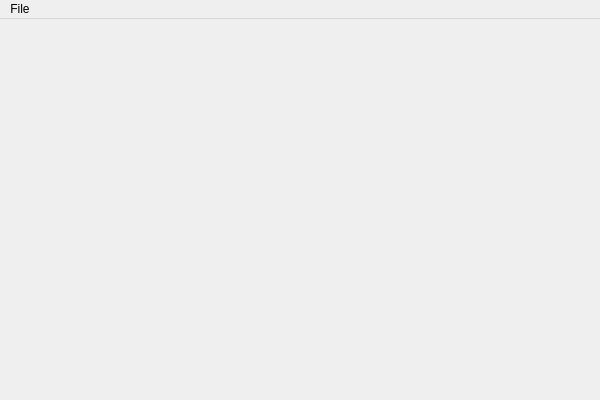
Before: the Qt Designer form HDR Auto/hdrauto.ui in Darkgrouptw/HDR-Auto, drawn with Qt 5.
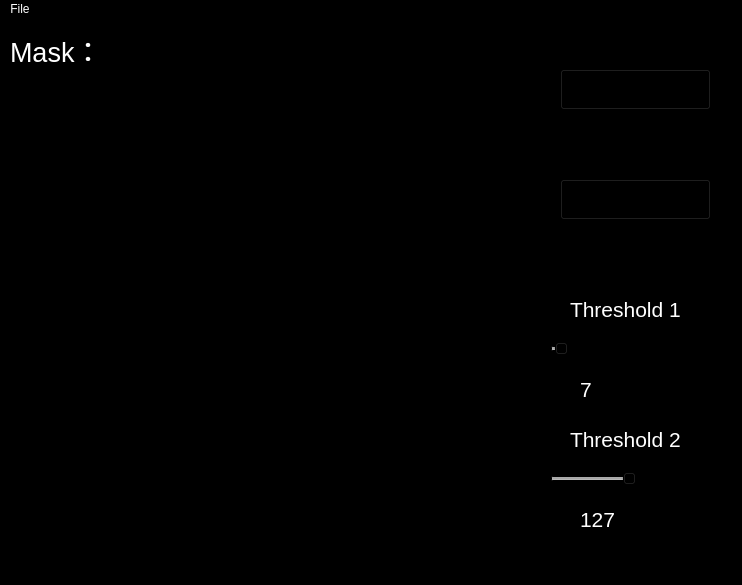
After: the same form once the commit is applied.

Diff of the .ui file:
```diff
--- a/HDR Auto/hdrauto.ui
+++ b/HDR Auto/hdrauto.ui
@@ -6,20 +6,620 @@
    <rect>
     <x>0</x>
     <y>0</y>
-    <width>600</width>
-    <height>400</height>
+    <width>742</width>
+    <height>585</height>
    </rect>
   </property>
+  <property name="palette">
+   <palette>
+    <active>
+     <colorrole role="WindowText">
+      <brush brushstyle="SolidPattern">
+       <color alpha="255">
+        <red>255</red>
+        <green>255</green>
+        <blue>255</blue>
+       </color>
+      </brush>
+     </colorrole>
+     <colorrole role="Button">
+      <brush brushstyle="SolidPattern">
+       <color alpha="255">
+        <red>0</red>
+        <green>0</green>
+        <blue>0</blue>
+       </color>
+      </brush>
+     </colorrole>
+     <colorrole role="Light">
+      <brush brushstyle="SolidPattern">
+       <color alpha="255">
+        <red>0</red>
+        <green>0</green>
+        <blue>0</blue>
+       </color>
+      </brush>
+     </colorrole>
+     <colorrole role="Midlight">
+      <brush brushstyle="SolidPattern">
+       <color alpha="255">
+        <red>0</red>
+        <green>0</green>
+        <blue>0</blue>
+       </color>
+      </brush>
+     </colorrole>
+     <colorrole role="Dark">
+      <brush brushstyle="SolidPattern">
+       <color alpha="255">
+        <red>0</red>
+        <green>0</green>
+        <blue>0</blue>
+       </color>
+      </brush>
+     </colorrole>
+     <colorrole role="Mid">
+      <brush brushstyle="SolidPattern">
+       <color alpha="255">
+        <red>0</red>
+        <green>0</green>
+        <blue>0</blue>
+       </color>
+      </brush>
+     </colorrole>
+     <colorrole role="Text">
+      <brush brushstyle="SolidPattern">
+       <color alpha="255">
+        <red>255</red>
+        <green>255</green>
+        <blue>255</blue>
+       </color>
+      </brush>
+     </colorrole>
+     <colorrole role="BrightText">
+      <brush brushstyle="SolidPattern">
+       <color alpha="255">
+        <red>255</red>
+        <green>255</green>
+        <blue>255</blue>
+       </color>
+      </brush>
+     </colorrole>
+     <colorrole role="ButtonText">
+      <brush brushstyle="SolidPattern">
+       <color alpha="255">
+        <red>255</red>
+        <green>255</green>
+        <blue>255</blue>
+       </color>
+      </brush>
+     </colorrole>
+     <colorrole role="Base">
+      <brush brushstyle="SolidPattern">
+       <color alpha="255">
+        <red>0</red>
+        <green>0</green>
+        <blue>0</blue>
+       </color>
+      </brush>
+     </colorrole>
+     <colorrole role="Window">
+      <brush brushstyle="SolidPattern">
+       <color alpha="255">
+        <red>0</red>
+        <green>0</green>
+        <blue>0</blue>
+       </color>
+      </brush>
+     </colorrole>
+     <colorrole role="Shadow">
+      <brush brushstyle="SolidPattern">
+       <color alpha="255">
+        <red>0</red>
+        <green>0</green>
+        <blue>0</blue>
+       </color>
+      </brush>
+     </colorrole>
+     <colorrole role="AlternateBase">
+      <brush brushstyle="SolidPattern">
+       <color alpha="255">
+        <red>0</red>
+        <green>0</green>
+        <blue>0</blue>
+       </color>
+      </brush>
+     </colorrole>
+     <colorrole role="ToolTipBase">
+      <brush brushstyle="SolidPattern">
+       <color alpha="255">
+        <red>255</red>
+        <green>255</green>
+        <blue>220</blue>
+       </color>
+      </brush>
+     </colorrole>
+     <colorrole role="ToolTipText">
+      <brush brushstyle="SolidPattern">
+       <color alpha="255">
+        <red>0</red>
+        <green>0</green>
+        <blue>0</blue>
+       </color>
+      </brush>
+     </colorrole>
+    </active>
+    <inactive>
+     <colorrole role="WindowText">
+      <brush brushstyle="SolidPattern">
+       <color alpha="255">
+        <red>255</red>
+        <green>255</green>
+        <blue>255</blue>
+       </color>
+      </brush>
+     </colorrole>
+     <colorrole role="Button">
+      <brush brushstyle="SolidPattern">
+       <color alpha="255">
+        <red>0</red>
+        <green>0</green>
+        <blue>0</blue>
+       </color>
+      </brush>
+     </colorrole>
+     <colorrole role="Light">
+      <brush brushstyle="SolidPattern">
+       <color alpha="255">
+        <red>0</red>
+        <green>0</green>
+        <blue>0</blue>
+       </color>
+      </brush>
+     </colorrole>
+     <colorrole role="Midlight">
+      <brush brushstyle="SolidPattern">
+       <color alpha="255">
+        <red>0</red>
+        <green>0</green>
+        <blue>0</blue>
+       </color>
+      </brush>
+     </colorrole>
+     <colorrole role="Dark">
+      <brush brushstyle="SolidPattern">
+       <color alpha="255">
+        <red>0</red>
+        <green>0</green>
+        <blue>0</blue>
+       </color>
+      </brush>
+     </colorrole>
+     <colorrole role="Mid">
+      <brush brushstyle="SolidPattern">
+       <color alpha="255">
+        <red>0</red>
+        <green>0</green>
+        <blue>0</blue>
+       </color>
+      </brush>
+     </colorrole>
+     <colorrole role="Text">
+      <brush brushstyle="SolidPattern">
+       <color alpha="255">
+        <red>255</red>
+        <green>255</green>
+        <blue>255</blue>
+       </color>
+      </brush>
+     </colorrole>
+     <colorrole role="BrightText">
+      <brush brushstyle="SolidPattern">
+       <color alpha="255">
+        <red>255</red>
+        <green>255</green>
+        <blue>255</blue>
+       </color>
+      </brush>
+     </colorrole>
+     <colorrole role="ButtonText">
+      <brush brushstyle="SolidPattern">
+       <color alpha="255">
+        <red>255</red>
+        <green>255</green>
+        <blue>255</blue>
+       </color>
+      </brush>
+     </colorrole>
+     <colorrole role="Base">
+      <brush brushstyle="SolidPattern">
+       <color alpha="255">
+        <red>0</red>
+        <green>0</green>
+        <blue>0</blue>
+       </color>
+      </brush>
+     </colorrole>
+     <colorrole role="Window">
+      <brush brushstyle="SolidPattern">
+       <color alpha="255">
+        <red>0</red>
+        <green>0</green>
+        <blue>0</blue>
+       </color>
+      </brush>
+     </colorrole>
+     <colorrole role="Shadow">
+      <brush brushstyle="SolidPattern">
+       <color alpha="255">
+        <red>0</red>
+        <green>0</green>
+        <blue>0</blue>
+       </color>
+      </brush>
+     </colorrole>
+     <colorrole role="AlternateBase">
+      <brush brushstyle="SolidPattern">
+       <color alpha="255">
+        <red>0</red>
+        <green>0</green>
+        <blue>0</blue>
+       </color>
+      </brush>
+     </colorrole>
+     <colorrole role="ToolTipBase">
+      <brush brushstyle="SolidPattern">
+       <color alpha="255">
+        <red>255</red>
+        <green>255</green>
+        <blue>220</blue>
+       </color>
+      </brush>
+     </colorrole>
+     <colorrole role="ToolTipText">
+      <brush brushstyle="SolidPattern">
+       <color alpha="255">
+        <red>0</red>
+        <green>0</green>
+        <blue>0</blue>
+       </color>
+      </brush>
+     </colorrole>
+    </inactive>
+    <disabled>
+     <colorrole role="WindowText">
+      <brush brushstyle="SolidPattern">
+       <color alpha="255">
+        <red>0</red>
+        <green>0</green>
+        <blue>0</blue>
+       </color>
+      </brush>
+     </colorrole>
+     <colorrole role="Button">
+      <brush brushstyle="SolidPattern">
+       <color alpha="255">
+        <red>0</red>
+        <green>0</green>
+        <blue>0</blue>
+       </color>
+      </brush>
+     </colorrole>
+     <colorrole role="Light">
+      <brush brushstyle="SolidPattern">
+       <color alpha="255">
+        <red>0</red>
+        <green>0</green>
+        <blue>0</blue>
+       </color>
+      </brush>
+     </colorrole>
+     <colorrole role="Midlight">
+      <brush brushstyle="SolidPattern">
+       <color alpha="255">
+        <red>0</red>
+        <green>0</green>
+        <blue>0</blue>
+       </color>
+      </brush>
+     </colorrole>
+     <colorrole role="Dark">
+      <brush brushstyle="SolidPattern">
+       <color alpha="255">
+        <red>0</red>
+        <green>0</green>
+        <blue>0</blue>
+       </color>
+      </brush>
+     </colorrole>
+     <colorrole role="Mid">
+      <brush brushstyle="SolidPattern">
+       <color alpha="255">
+        <red>0</red>
+        <green>0</green>
+        <blue>0</blue>
+       </color>
+      </brush>
+     </colorrole>
+     <colorrole role="Text">
+      <brush brushstyle="SolidPattern">
+       <color alpha="255">
+        <red>0</red>
+        <green>0</green>
+        <blue>0</blue>
+       </color>
+      </brush>
+     </colorrole>
+     <colorrole role="BrightText">
+      <brush brushstyle="SolidPattern">
+       <color alpha="255">
+        <red>255</red>
+        <green>255</green>
+        <blue>255</blue>
+       </color>
+      </brush>
+     </colorrole>
+     <colorrole role="ButtonText">
+      <brush brushstyle="SolidPattern">
+       <color alpha="255">
+        <red>0</red>
+        <green>0</green>
+        <blue>0</blue>
+       </color>
+      </brush>
+     </colorrole>
+     <colorrole role="Base">
+      <brush brushstyle="SolidPattern">
+       <color alpha="255">
+        <red>0</red>
+        <green>0</green>
+        <blue>0</blue>
+       </color>
+      </brush>
+     </colorrole>
+     <colorrole role="Window">
+      <brush brushstyle="SolidPattern">
+       <color alpha="255">
+        <red>0</red>
+        <green>0</green>
+        <blue>0</blue>
+       </color>
+      </brush>
+     </colorrole>
+     <colorrole role="Shadow">
+      <brush brushstyle="SolidPattern">
+       <color alpha="255">
+        <red>0</red>
+        <green>0</green>
+        <blue>0</blue>
+       </color>
+      </brush>
+     </colorrole>
+     <colorrole role="AlternateBase">
+      <brush brushstyle="SolidPattern">
+       <color alpha="255">
+        <red>0</red>
+        <green>0</green>
+        <blue>0</blue>
+       </color>
+      </brush>
+     </colorrole>
+     <colorrole role="ToolTipBase">
+      <brush brushstyle="SolidPattern">
+       <color alpha="255">
+        <red>255</red>
+        <green>255</green>
+        <blue>220</blue>
+       </color>
+      </brush>
+     </colorrole>
+     <colorrole role="ToolTipText">
+      <brush brushstyle="SolidPattern">
+       <color alpha="255">
+        <red>0</red>
+        <green>0</green>
+        <blue>0</blue>
+       </color>
+      </brush>
+     </colorrole>
+    </disabled>
+   </palette>
+  </property>
   <property name="windowTitle">
    <string>HDRAuto</string>
   </property>
-  <widget class="QWidget" name="centralWidget"/>
+  <widget class="QWidget" name="centralWidget">
+   <widget class="QLabel" name="MaskTitle">
+    <property name="geometry">
+     <rect>
+      <x>10</x>
+      <y>10</y>
+      <width>111</width>
+      <height>41</height>
+     </rect>
+    </property>
+    <property name="font">
+     <font>
+      <family>Arial</family>
+      <pointsize>20</pointsize>
+     </font>
+    </property>
+    <property name="text">
+     <string>Mask：</string>
+    </property>
+   </widget>
+   <widget class="QLabel" name="MaskPic">
+    <property name="geometry">
+     <rect>
+      <x>20</x>
+      <y>50</y>
+      <width>500</width>
+      <height>500</height>
+     </rect>
+    </property>
+    <property name="text">
+     <string/>
+    </property>
+   </widget>
+   <widget class="QPushButton" name="StartButton">
+    <property name="enabled">
+     <bool>false</bool>
+    </property>
+    <property name="geometry">
+     <rect>
+      <x>560</x>
+      <y>50</y>
+      <width>151</width>
+      <height>41</height>
+     </rect>
+    </property>
+    <property name="text">
+     <string>Start</string>
+    </property>
+   </widget>
+   <widget class="QPushButton" name="SetMask">
+    <property name="enabled">
+     <bool>false</bool>
+    </property>
+    <property name="geometry">
+     <rect>
+      <x>560</x>
+      <y>160</y>
+      <width>151</width>
+      <height>41</height>
+     </rect>
+    </property>
+    <property name="text">
+     <string>Set Mask</string>
+    </property>
+   </widget>
+   <widget class="QLabel" name="ThresholdTitle1">
+    <property name="geometry">
+     <rect>
+      <x>570</x>
+      <y>260</y>
+      <width>121</width>
+      <height>61</height>
+     </rect>
+    </property>
+    <property name="font">
+     <font>
+      <family>Arial</family>
+      <pointsize>16</pointsize>
+     </font>
+    </property>
+    <property name="text">
+     <string>Threshold 1</string>
+    </property>
+   </widget>
+   <widget class="QSlider" name="Slider1">
+    <property name="enabled">
+     <bool>false</bool>
+    </property>
+    <property name="geometry">
+     <rect>
+      <x>550</x>
+      <y>320</y>
+      <width>160</width>
+      <height>19</height>
+     </rect>
+    </property>
+    <property name="maximum">
+     <number>255</number>
+    </property>
+    <property name="value">
+     <number>7</number>
+    </property>
+    <property name="orientation">
+     <enum>Qt::Horizontal</enum>
+    </property>
+   </widget>
+   <widget class="QLabel" name="ThresholdText1">
+    <property name="geometry">
+     <rect>
+      <x>580</x>
+      <y>340</y>
+      <width>121</width>
+      <height>61</height>
+     </rect>
+    </property>
+    <property name="font">
+     <font>
+      <family>Arial</family>
+      <pointsize>16</pointsize>
+     </font>
+    </property>
+    <property name="text">
+     <string>7</string>
+    </property>
+   </widget>
+   <widget class="QSlider" name="Slider2">
+    <property name="enabled">
+     <bool>false</bool>
+    </property>
+    <property name="geometry">
+     <rect>
+      <x>550</x>
+      <y>450</y>
+      <width>160</width>
+      <height>19</height>
+     </rect>
+    </property>
+    <property name="maximum">
+     <number>255</number>
+    </property>
+    <property name="value">
+     <number>127</number>
+    </property>
+    <property name="orientation">
+     <enum>Qt::Horizontal</enum>
+    </property>
+   </widget>
+   <widget class="QLabel" name="ThresholdTitle2">
+    <property name="geometry">
+     <rect>
+      <x>570</x>
+      <y>390</y>
+      <width>121</width>
+      <height>61</height>
+     </rect>
+    </property>
+    <property name="font">
+     <font>
+      <family>Arial</family>
+      <pointsize>16</pointsize>
+     </font>
+    </property>
+    <property name="text">
+     <string>Threshold 2</string>
+    </property>
+   </widget>
+   <widget class="QLabel" name="ThresholdText2">
+    <property name="geometry">
+     <rect>
+      <x>580</x>
+      <y>470</y>
+      <width>121</width>
+      <height>61</height>
+     </rect>
+    </property>
+    <property name="font">
+     <font>
+      <family>Arial</family>
+      <pointsize>16</pointsize>
+     </font>
+    </property>
+    <property name="text">
+     <string>127</string>
+    </property>
+   </widget>
+  </widget>
   <widget class="QMenuBar" name="menuBar">
    <property name="geometry">
     <rect>
      <x>0</x>
      <y>0</y>
-     <width>600</width>
+     <width>742</width>
      <height>22</height>
     </rect>
    </property>
```
